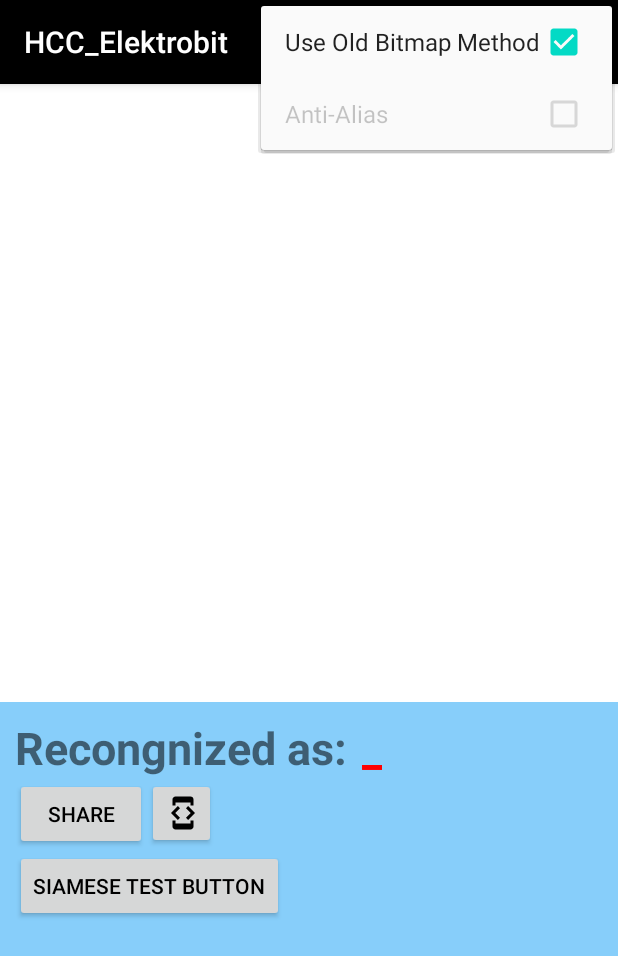
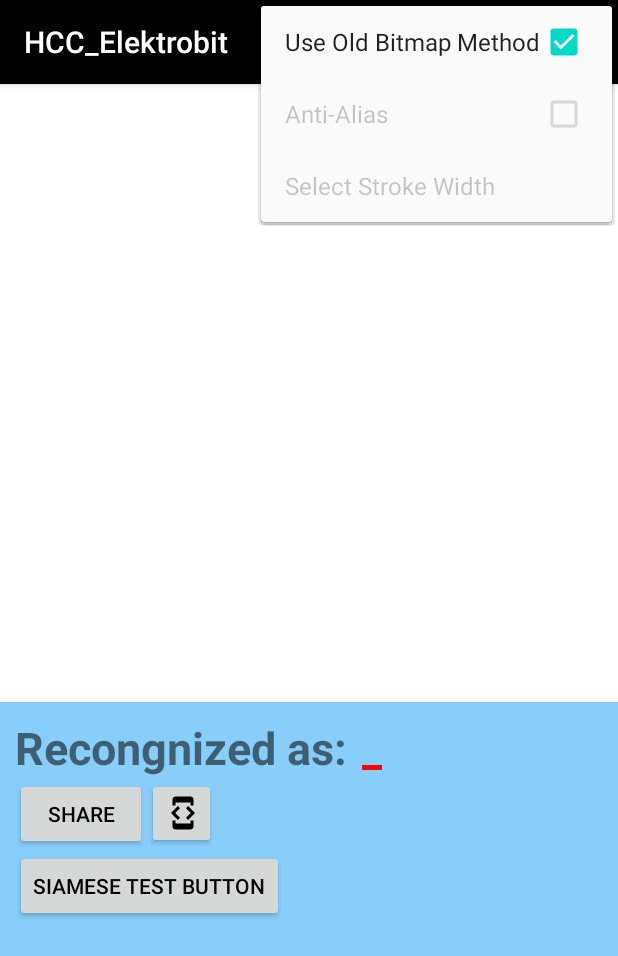
Before and after one commit to wbarisch/Handwritten-Character-Classification, an Android app built with Jetpack Compose: the screen it shows after launch (JMainActivity), with the options menu open, on a phone screen of 412 x 824 dp. Shown: the top 956 px of the screen. Run offline under Robolectric (Android 15) with nearby library versions, the phone set to English and light mode, and no system bars; libraries missing offline, so code that uses them is left out: ai.onnxruntime.

Commit message:
Created a dynamic stroke width with text box. If use old bitmap method is selected, it can only be a 100f. If new bitmap method is selected its default is 30f, but can be switched to any size with the text box.

```diff
--- a/app/src/main/java/com/example/hcc_elektrobit/DrawingCanvas.java
+++ b/app/src/main/java/com/example/hcc_elektrobit/DrawingCanvas.java
@@ -30,7 +30,7 @@ public class DrawingCanvas extends View {
         paint.setColor(Color.BLACK);
         paint.setStrokeJoin(Paint.Join.ROUND);
         paint.setStyle(Paint.Style.STROKE);
-        paint.setStrokeWidth(30f); //original was 100f
+        setDynamicStrokeWidth();
 
     }
 
@@ -41,6 +41,23 @@ public class DrawingCanvas extends View {
 
     public void setUseOldBitmapMethod(boolean useOldBitmapMethod) {
         this.useOldBitmapMethod = useOldBitmapMethod;
+        setDynamicStrokeWidth();
+    }
+
+    public void setStrokeWidth(float strokeWidth) {
+        if (!useOldBitmapMethod) {
+            paint.setStrokeWidth(strokeWidth);
+            invalidate();
+        }
+    }
+
+    private void setDynamicStrokeWidth() {
+        if (useOldBitmapMethod) {
+            paint.setStrokeWidth(100f);
+        } else {
+            paint.setStrokeWidth(30f);
+        }
+        invalidate();
     }
 
     public Paint getPaint() {
--- a/app/src/main/java/com/example/hcc_elektrobit/JMainActivity.java
+++ b/app/src/main/java/com/example/hcc_elektrobit/JMainActivity.java
@@ -23,6 +23,7 @@ import java.io.OutputStream;
 
 public class JMainActivity extends AppCompatActivity implements TimeoutActivity {
 
+    private DialogManager dialogManager;
     private DrawingCanvas drawingCanvas;
     private TextView recognizedCharTextView;
     private ImageView bitmapDisplay;
@@ -42,6 +43,8 @@ public class JMainActivity extends AppCompatActivity implements TimeoutActivity
 
         MenuItem toggleBitmapMethodItem = menu.findItem(R.id.action_toggle_bitmap_method);
         MenuItem toggleAntiAliasItem = menu.findItem(R.id.action_toggle_antialias);
+        MenuItem selectStrokeWidthItem = menu.findItem(R.id.action_select_stroke_width);
+
 
         if (drawingCanvas != null) {
             boolean useOldBitmapMethod = drawingCanvas.isUseOldBitmapMethod();
@@ -52,6 +55,10 @@ public class JMainActivity extends AppCompatActivity implements TimeoutActivity
             if (toggleAntiAliasItem != null) {
                 toggleAntiAliasItem.setChecked(!useOldBitmapMethod && drawingCanvas.getPaint().isAntiAlias());
                 toggleAntiAliasItem.setEnabled(!useOldBitmapMethod);
+            }
+
+            if (selectStrokeWidthItem != null) {
+                selectStrokeWidthItem.setEnabled(!useOldBitmapMethod);
             }
         }
 
@@ -108,7 +115,7 @@ public class JMainActivity extends AppCompatActivity implements TimeoutActivity
         ImageSharingManager imageSharingManager = new ImageSharingManager(this);
         ImageSavingManager imageSavingManager = new ImageSavingManager(createDocumentLauncher);
 
-        DialogManager dialogManager = new DialogManager(this, this, imageSharingManager, imageSavingManager);
+        dialogManager = new DialogManager(this, this, imageSharingManager, imageSavingManager);
 
         shareButton.setOnClickListener(v -> dialogManager.showShareOrSaveDialog());
         trainingModeButton.setOnClickListener(v -> dialogManager.showTrainingModeDialog());
@@ -163,6 +170,11 @@ public class JMainActivity extends AppCompatActivity implements TimeoutActivity
                     drawingCanvas.setAntiAlias(item.isChecked());
                 }
                 Log.d("JMainActivity", "Anti-Alias set to: " + item.isChecked());
+            }
+            return true;
+        } else if (id == R.id.action_select_stroke_width) {
+            if (!drawingCanvas.isUseOldBitmapMethod()) {
+                dialogManager.showStrokeWidthInputDialog(drawingCanvas);
             }
             return true;
         }
--- a/app/src/main/res/menu/main_menu.xml
+++ b/app/src/main/res/menu/main_menu.xml
@@ -25,4 +25,11 @@
         android:orderInCategory="102"
         app:showAsAction="never" />
 
+    <item
+        android:id="@+id/action_select_stroke_width"
+        android:title="Select Stroke Width"
+        android:orderInCategory="103"
+        app:showAsAction="never">
+    </item>
+
 </menu>
```
Also changed, not shown: app/src/main/java/com/example/hcc_elektrobit/DialogManager.java (+25 -0 lines).
